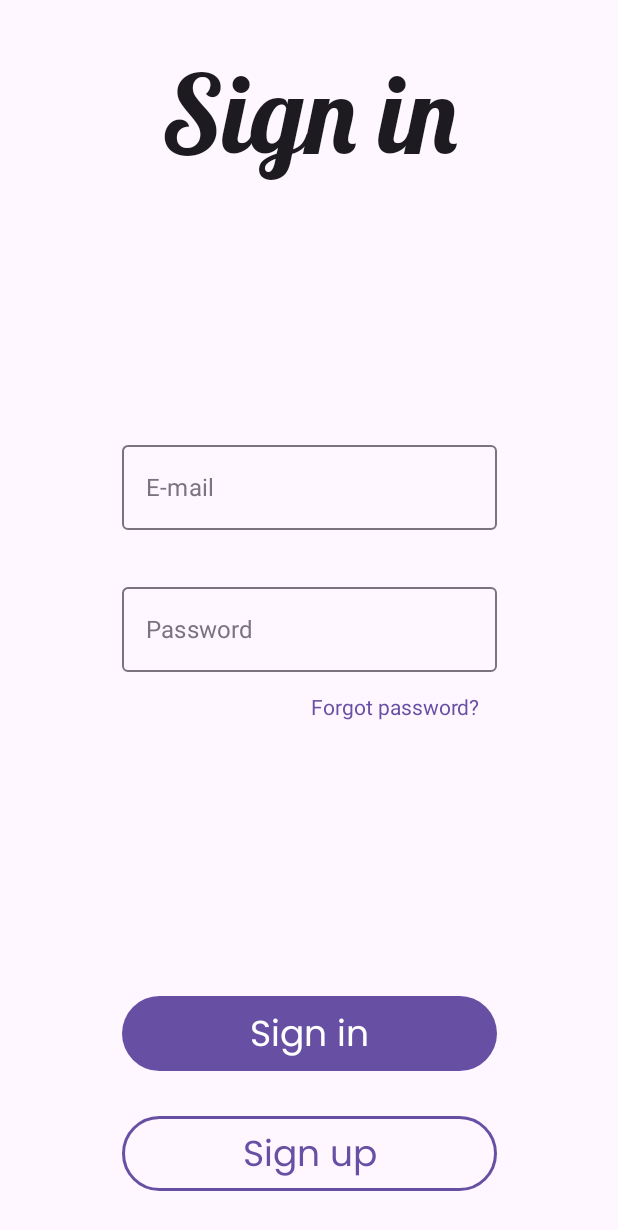
After one commit to vlibrovs/LiteNotes, an Android app built with Jetpack Compose: the @Preview function SignInScreen, on a phone screen of 412 x 824 dp. The commit adds this screen. Shown: the top 1230 px of the screen. Run offline under Robolectric (Android 15) with nearby library versions, the phone set to English and light mode, and no system bars.

Commit message:
Add SignInScreen.kt

```diff
--- /dev/null
+++ b/app/src/main/java/com/vlibrovs/litenotes/presentation/compose/screen/SignInScreen.kt
@@ -0,0 +1,103 @@
+package com.vlibrovs.litenotes.presentation.compose.screen
+
+import androidx.compose.foundation.background
+import androidx.compose.foundation.layout.*
+import androidx.compose.material3.MaterialTheme
+import androidx.compose.material3.Text
+import androidx.compose.material3.TextButton
+import androidx.compose.runtime.*
+import androidx.compose.ui.Alignment
+import androidx.compose.ui.Alignment.Companion.End
+import androidx.compose.ui.Modifier
+import androidx.compose.ui.res.stringResource
+import androidx.compose.ui.text.TextStyle
+import androidx.compose.ui.text.style.TextAlign
+import androidx.compose.ui.tooling.preview.Preview
+import androidx.compose.ui.unit.dp
+import androidx.compose.ui.unit.sp
+import com.vlibrovs.litenotes.R
+import com.vlibrovs.litenotes.presentation.compose.widgets.Button
+import com.vlibrovs.litenotes.presentation.compose.widgets.ButtonStyle
+import com.vlibrovs.litenotes.presentation.compose.widgets.TextField
+import com.vlibrovs.litenotes.presentation.compose.widgets.TextFieldType
+import com.vlibrovs.litenotes.presentation.theme.LiteNotesTheme
+
+@Preview
+@Composable
+fun SignInScreen() {
+    var email by remember {
+        mutableStateOf("")
+    }
+    var password by remember {
+        mutableStateOf("")
+    }
+    LiteNotesTheme {
+        Column(
+            modifier = Modifier
+                .fillMaxSize()
+                .background(color = MaterialTheme.colorScheme.background)
+                .padding(30.dp),
+            horizontalAlignment = Alignment.CenterHorizontally,
+            verticalArrangement = Arrangement.SpaceBetween
+        ) {
+            Text(
+                text = stringResource(id = R.string.sign_in),
+                style = MaterialTheme.typography.displayLarge,
+                color = MaterialTheme.colorScheme.onBackground
+            )
+
+            Column(
+                horizontalAlignment = Alignment.CenterHorizontally
+            ) {
+                TextField(
+                    value = email,
+                    onValueChange = {
+                        email = it
+                    },
+                    label = stringResource(id = R.string.email),
+                    type = TextFieldType.Email
+                )
+
+                Spacer(modifier = Modifier.height(30.dp))
+
+                TextField(
+                    value = password,
+                    onValueChange = {
+                        password = it
+                    },
+                    label = stringResource(id = R.string.password),
+                    type = TextFieldType.Password
+                )
+                TextButton(modifier = Modifier.align(End), onClick = { /*TODO*/ }) {
+                    Text(
+                        text = stringResource(id = R.string.forgot_password),
+                        style = TextStyle(
+                            fontSize = 14.sp,
+                            color = MaterialTheme.colorScheme.primary
+                        ),
+                        textAlign = TextAlign.End
+                    )
+                }
+            }
+
+            Column(
+                modifier = Modifier.fillMaxWidth(),
+                horizontalAlignment = Alignment.CenterHorizontally
+            ) {
+                Button(
+                    style = ButtonStyle.Filled,
+                    onClick = { /*TODO*/ },
+                    text = stringResource(id = R.string.sign_in)
+                )
+
+                Spacer(modifier = Modifier.height(30.dp))
+
+                Button(
+                    style = ButtonStyle.Outlined,
+                    onClick = { /*TODO*/ },
+                    text = stringResource(id = R.string.sign_up)
+                )
+            }
+        }
+    }
+}
--- a/app/src/main/java/com/vlibrovs/litenotes/presentation/compose/widgets/TextField.kt
+++ b/app/src/main/java/com/vlibrovs/litenotes/presentation/compose/widgets/TextField.kt
@@ -1,5 +1,7 @@
 package com.vlibrovs.litenotes.presentation.compose.widgets
 
+import androidx.compose.foundation.layout.height
+import androidx.compose.foundation.layout.width
 import androidx.compose.foundation.text.KeyboardActions
 import androidx.compose.foundation.text.KeyboardOptions
 import androidx.compose.material.IconButton
@@ -17,13 +19,14 @@ import androidx.compose.ui.text.input.ImeAction
 import androidx.compose.ui.text.input.KeyboardType
 import androidx.compose.ui.text.input.PasswordVisualTransformation
 import androidx.compose.ui.text.input.VisualTransformation
+import androidx.compose.ui.unit.dp
 import com.vlibrovs.litenotes.presentation.theme.LiteNotesTheme
 
 @Composable
 fun TextField(
     value: String,
     onValueChange: (String) -> Unit,
-    modifier: Modifier = Modifier,
+    modifier: Modifier = Modifier.width(250.dp),
     label: String,
     type: TextFieldType = TextFieldType.Default,
     onSearch: (String) -> Unit = {}
--- a/app/src/main/res/values/strings.xml
+++ b/app/src/main/res/values/strings.xml
@@ -3,4 +3,7 @@
     <string name="start_screen_label">Create an account or sign in to continue</string>
     <string name="sign_in">Sign in</string>
     <string name="sign_up">Sign up</string>
+    <string name="email">E-mail</string>
+    <string name="password">Password</string>
+    <string name="forgot_password">Forgot password?</string>
 </resources>
```
